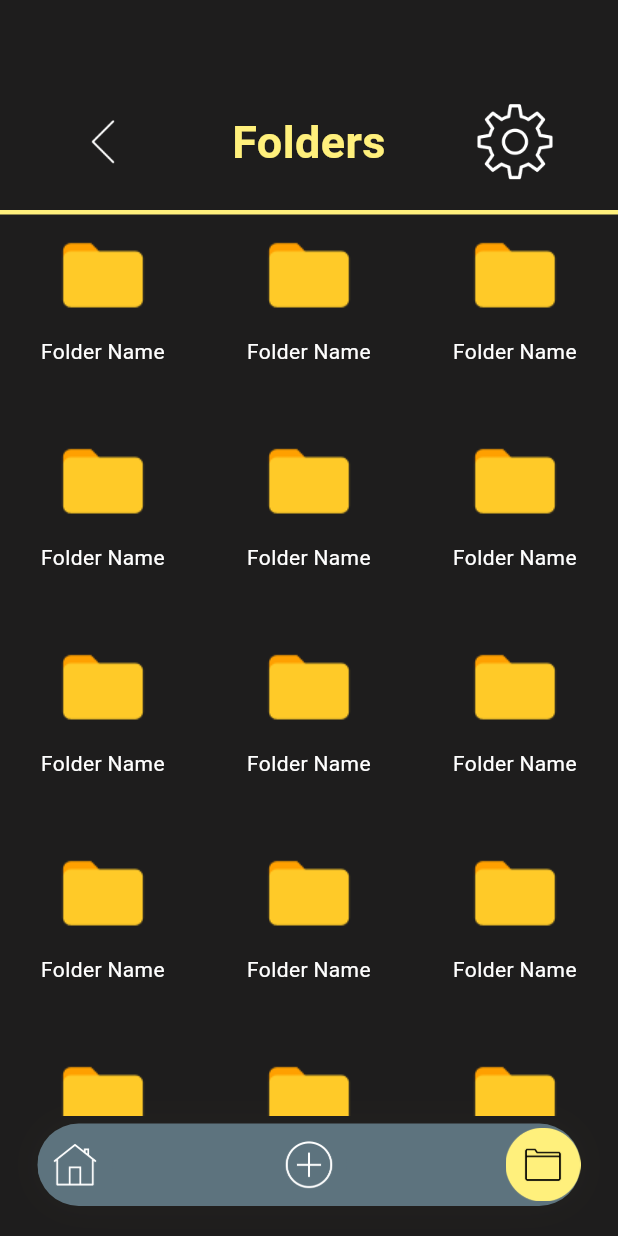
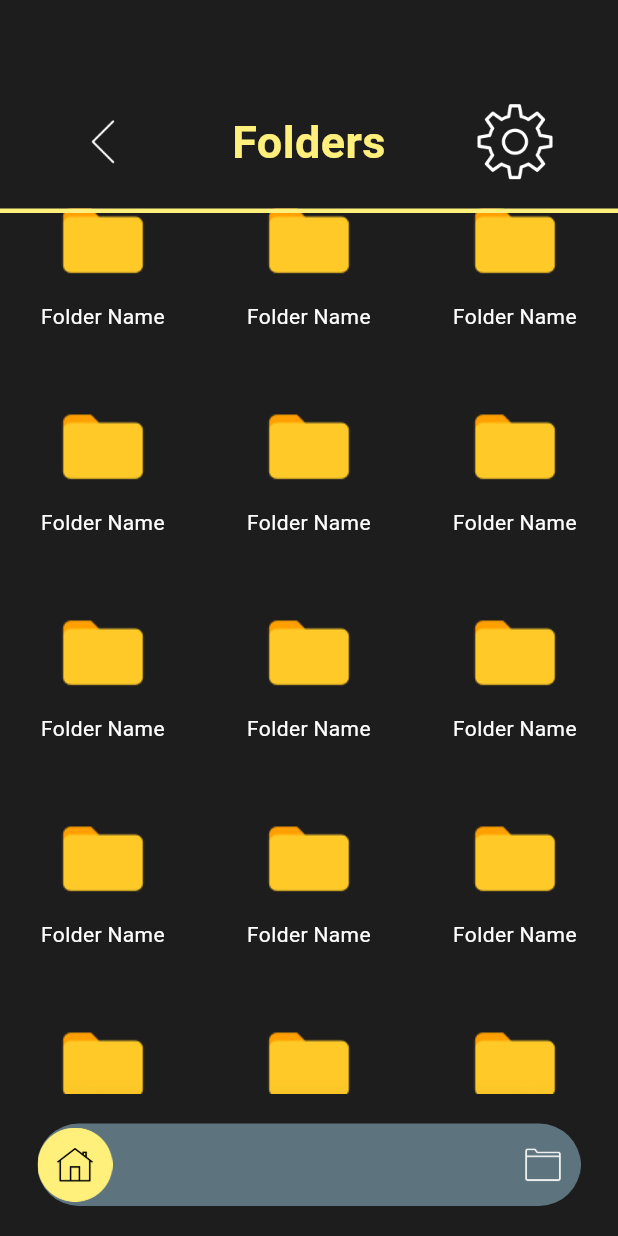
Before and after one commit to joelwillSeek/aspireme_flutter, a Flutter app: the screen it shows after launch, swiped to page 2, on a phone screen of 412 x 824 dp. Run offline on Flutter 3.47's test engine with Material 3 defaults, Android fonts, the phone set to English and light mode, and no system bars; missing offline and left inert: pulsator.

Commit message:
finishing up ui

```diff
--- a/lib/CommonllyUsedComponents/CustomTopAppBar.dart
+++ b/lib/CommonllyUsedComponents/CustomTopAppBar.dart
@@ -1,6 +1,5 @@
 import 'package:aspireme_flutter/Providers/PageControllerProvider.dart';
 import 'package:aspireme_flutter/Providers/Theme.dart';
-import 'package:flutter/cupertino.dart';
 import 'package:flutter/material.dart';
 import 'package:provider/provider.dart';
 
@@ -14,7 +13,9 @@
 class _CustomtopappbarState extends State<Customtopappbar> {
   @override
   Widget build(BuildContext context) {
-    return Padding(
+    return Column(
+      children: [
+        Padding(
             padding: const EdgeInsets.only(top: 50.0),
             child: Row(
               mainAxisAlignment: MainAxisAlignment.center,
@@ -31,13 +32,15 @@
                 ),
                 Expanded(
                   child: Text(
-                Provider.of<Pagecontrollerprovider>(context).getCurrentPageName,
+                    Provider.of<Pagecontrollerprovider>(context)
+                        .getCurrentPageName,
                     textAlign: TextAlign.center,
                     style: TextStyle(
                         fontWeight: FontWeight.bold,
                         decoration: TextDecoration.none,
-                    fontSize: context.read<ThemeProvider>().getHeadingFontSize,
-                    color: context.read<ThemeProvider>().getAccentColor),
+                        fontSize:
+                            context.read<ThemeProvider>().getHeadingFontSize,
+                        color: Theme.of(context).colorScheme.primary),
                   ),
                 ),
                 Expanded(
@@ -49,6 +52,15 @@
                   ),
                 ))
               ],
-        ));
+            )),
+        Align(
+          alignment: Alignment.topCenter,
+          child: Container(
+            color: Theme.of(context).colorScheme.primary,
+            height: 3.0,
+          ),
+        ),
+      ],
+    );
   }
 }
--- a/lib/CommonllyUsedComponents/FloatingBottomNav.dart
+++ b/lib/CommonllyUsedComponents/FloatingBottomNav.dart
@@ -1,11 +1,10 @@
 import 'package:aspireme_flutter/Providers/PageControllerProvider.dart';
-import 'package:aspireme_flutter/Providers/Theme.dart';
 import 'package:flutter/material.dart';
 import 'package:provider/provider.dart';
 
 // ignore: must_be_immutable
 class FloatingBottomNav extends StatefulWidget {
-  FloatingBottomNav({super.key});
+  const FloatingBottomNav({super.key});
 
   @override
   State<FloatingBottomNav> createState() => _FloatingBottomNavState();
@@ -31,11 +30,11 @@
       padding: const EdgeInsets.all(0),
       margin: const EdgeInsets.symmetric(horizontal: 25, vertical: 20),
       decoration: BoxDecoration(
-          color: context.read<ThemeProvider>().getSecondaryColor,
+          color: Theme.of(context).colorScheme.secondary,
           borderRadius: const BorderRadius.all(Radius.circular(500.0)),
           boxShadow: [
             BoxShadow(
-                color: context.read<ThemeProvider>().getAccentColorWithOpacity,
+                color: Theme.of(context).colorScheme.surface,
                 offset: const Offset(0, 0),
                 blurRadius: 20.0)
           ]),
--- a/lib/Pages/FolderListPage.dart
+++ b/lib/Pages/FolderListPage.dart
@@ -1,4 +1,4 @@
-import 'package:aspireme_flutter/Providers/Theme.dart';
+import 'package:aspireme_flutter/Providers/PageControllerProvider.dart';
 import 'package:flutter/material.dart';
 import 'package:provider/provider.dart';
 
@@ -11,31 +11,25 @@
       alignment: Alignment.center,
       child: Container(
           decoration:
-            BoxDecoration(color: context.read<ThemeProvider>().getPrimaryColor),
-        child: Column(
-          children: [
-            Align(
-              alignment: Alignment.topCenter,
-              child: Container(
-                color: context.read<ThemeProvider>().getAccentColor,
-                height: 3.0,
-                margin: const EdgeInsets.only(top: 140.0),
-              ),
-            ),
-            Expanded(
+              BoxDecoration(color: Theme.of(context).colorScheme.surface),
           child: GridView.builder(
               itemCount: 20,
               scrollDirection: Axis.vertical,
-                    gridDelegate:
-                        const SliverGridDelegateWithFixedCrossAxisCount(
+              gridDelegate: const SliverGridDelegateWithFixedCrossAxisCount(
                   crossAxisCount: 3),
-                    itemBuilder: (context, index) => Column(
+              itemBuilder: (context, index) => individualFolder(context))),
+    );
+  }
+
+  Widget individualFolder(BuildContext context) {
+    return Column(
       children: [
         IconButton(
-                                onPressed: null,
+            onPressed: () {
+              context.read<Pagecontrollerprovider>().changePage(2, context);
+            },
             iconSize: 10.0,
-                                icon:
-                                    Image.asset("asset/Icons/folder_icon.png")),
+            icon: Image.asset("asset/Icons/folder_icon.png")),
         const SizedBox(
             width: 100.0,
             height: 40.0,
@@ -47,14 +41,6 @@
               softWrap: false,
             )),
       ],
-                        ))),
-            const Placeholder(
-              color: Colors.transparent,
-              fallbackHeight: 80.0,
-            )
-          ],
-        ),
-      ),
     );
   }
 }
--- a/lib/Providers/PageControllerProvider.dart
+++ b/lib/Providers/PageControllerProvider.dart
@@ -3,7 +3,7 @@
 class Pagecontrollerprovider extends ChangeNotifier {
   PageController pageController = PageController();
   int pageIndex = 0;
-  List pagesNamesThatExist = ["Home", "Folders"];
+  List pagesNamesThatExist = ["Home", "Folders", "Notes"];
 
   int get getPageIndex => pageIndex;
 
--- a/lib/Providers/Theme.dart
+++ b/lib/Providers/Theme.dart
@@ -1,35 +1,16 @@
 import 'package:flutter/material.dart';
 
 class ThemeProvider extends ChangeNotifier {
-  Color primaryColor = const Color.fromARGB(255, 30, 29, 29);
-  Color secondaryColor = const Color.fromARGB(255, 93, 115, 126);
-  Color accentColor = const Color.fromARGB(255, 255, 240, 124);
-  Color accentColorWithOpacity = const Color.fromARGB(6, 255, 240, 124);
-
   double iconScale = 2.0;
   double headingFontSize = 30.0;
   double iconNavScale = 10.0;
 
-  get getPrimaryColor => primaryColor;
-  get getSecondaryColor => secondaryColor;
-  get getAccentColor => accentColor;
   get getIconScale => iconScale;
   get getHeadingFontSize => headingFontSize;
-  get getAccentColorWithOpacity => accentColorWithOpacity;
   get getIconNavScale => iconNavScale;
-
-  set setPrimaryColor(Color value) {
-    primaryColor = value;
-    notifyListeners();
-  }
 
   set setIconNavScale(double value) {
     iconNavScale = value;
-    notifyListeners();
-  }
-
-  set setAccentColorWithOpacity(Color value) {
-    accentColorWithOpacity = value;
     notifyListeners();
   }
 
@@ -42,14 +23,4 @@
     headingFontSize = value;
     notifyListeners();
   }
-
-  set setSecondaryColor(Color value) {
-    secondaryColor = value;
-    notifyListeners();
-  }
-
-  set setAccentColor(Color value) {
-    accentColor = value;
-    notifyListeners();
-  }
 }
--- a/lib/main.dart
+++ b/lib/main.dart
@@ -2,20 +2,18 @@
 import 'package:aspireme_flutter/CommonllyUsedComponents/FloatingBottomNav.dart';
 import 'package:aspireme_flutter/Pages/FolderListPage.dart';
 import 'package:aspireme_flutter/Pages/HomePage.dart';
+import 'package:aspireme_flutter/Pages/NotesEditingPage.dart';
+import 'package:aspireme_flutter/Pages/ViewIndividualFolder.dart';
 import 'package:aspireme_flutter/Providers/PageControllerProvider.dart';
 import 'package:aspireme_flutter/Providers/Theme.dart';
-import 'package:flutter/cupertino.dart';
 import 'package:flutter/material.dart';
-import 'package:flutter/widgets.dart';
 import 'package:provider/provider.dart';
 
 void main() {
   runApp(
     MultiProvider(
       providers: [
-        ChangeNotifierProvider(
-          create: (context) => ThemeProvider(),
-        ),
+        ChangeNotifierProvider(create: (context) => ThemeProvider()),
         ChangeNotifierProvider(create: (context) => Pagecontrollerprovider())
       ],
       child: const MainApp(),
@@ -34,27 +32,32 @@
   @override
   Widget build(BuildContext context) {
     return MaterialApp(
-      home: Scaffold(
-          appBar: null,
-          body: Stack(
+        theme: ThemeData(
+            colorScheme: ColorScheme(
+                brightness: Brightness.light,
+                primary: const Color.fromARGB(255, 255, 240, 124),
+                onPrimary: Colors.white,
+                secondary: const Color.fromARGB(255, 93, 115, 126),
+                onSecondary: Colors.white,
+                error: const Color.fromARGB(255, 251, 110, 110),
+                onError: Colors.white,
+                surface: const Color.fromARGB(255, 30, 29, 29),
+                onSurface: Theme.of(context).colorScheme.primary)),
+        home: Scaffold(
+          appBar: const PreferredSize(
+              preferredSize: Size.fromHeight(120), child: Customtopappbar()),
+          body: PageView(
+            controller:
+                context.read<Pagecontrollerprovider>().getPageController,
+            onPageChanged: whenPageSwiped,
             children: [
-              PageView(
-                controller:
-                    context.read<Pagecontrollerprovider>().getPageController,
-                onPageChanged: whenPageSwiped,
-                children: const [Homepage(), Folderlistpage()],
-              ),
-              const Align(
-                alignment: Alignment.topCenter,
-                child: Customtopappbar(),
-              ),
-              Align(
-                alignment: Alignment.bottomCenter,
-                child: FloatingBottomNav(),
-              )
+              const Homepage(),
+              const Folderlistpage(),
+              Viewindividualfolder()
             ],
-          )),
-    );
+          ),
+          bottomNavigationBar: const FloatingBottomNav(),
+        ));
   }
 
   void whenPageSwiped(int index) {
--- a/pubspec.yaml
+++ b/pubspec.yaml
@@ -9,6 +9,7 @@
 dependencies:
   flutter:
     sdk: flutter
+  intl: ^0.19.0
   provider: ^6.1.2
   pulsator: ^1.0.0
 
```
Also changed, not shown: lib/CommonllyUsedComponents/Notes.dart (added, +83 -0 lines), lib/Pages/HomePage.dart (+70 -15 lines), lib/Pages/NotesEditingPage.dart (added, +36 -0 lines), lib/Pages/ViewIndividualFolder.dart (added, +83 -0 lines), pubspec.lock. Lines whose indentation alone changed are shown as unchanged.
